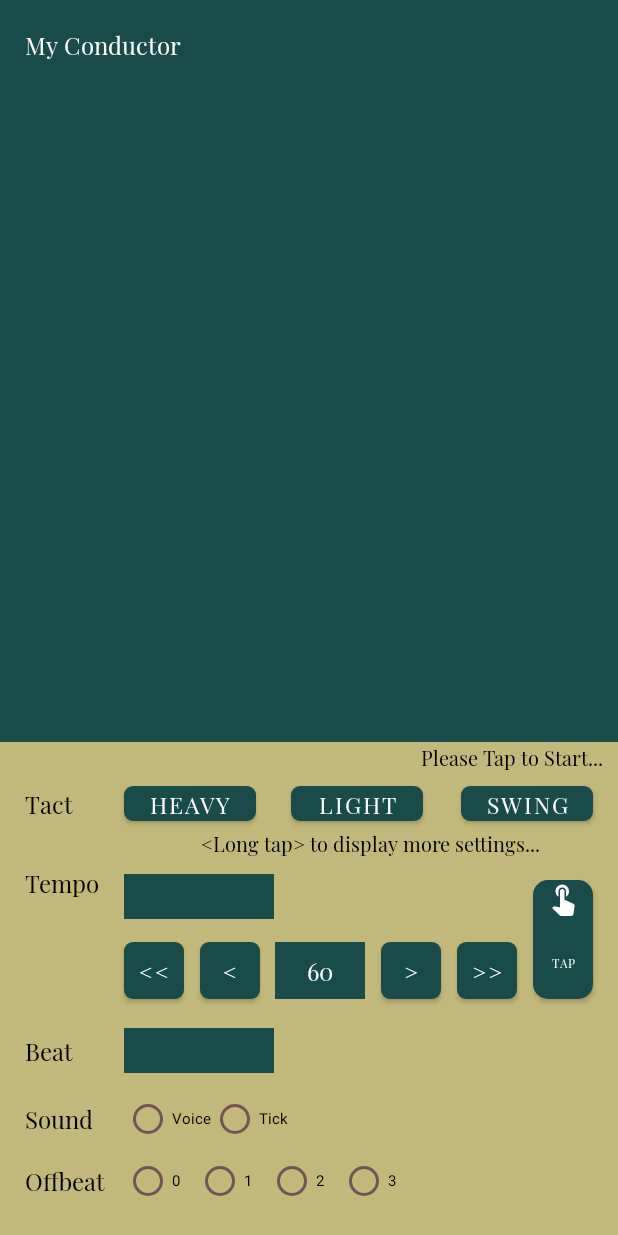
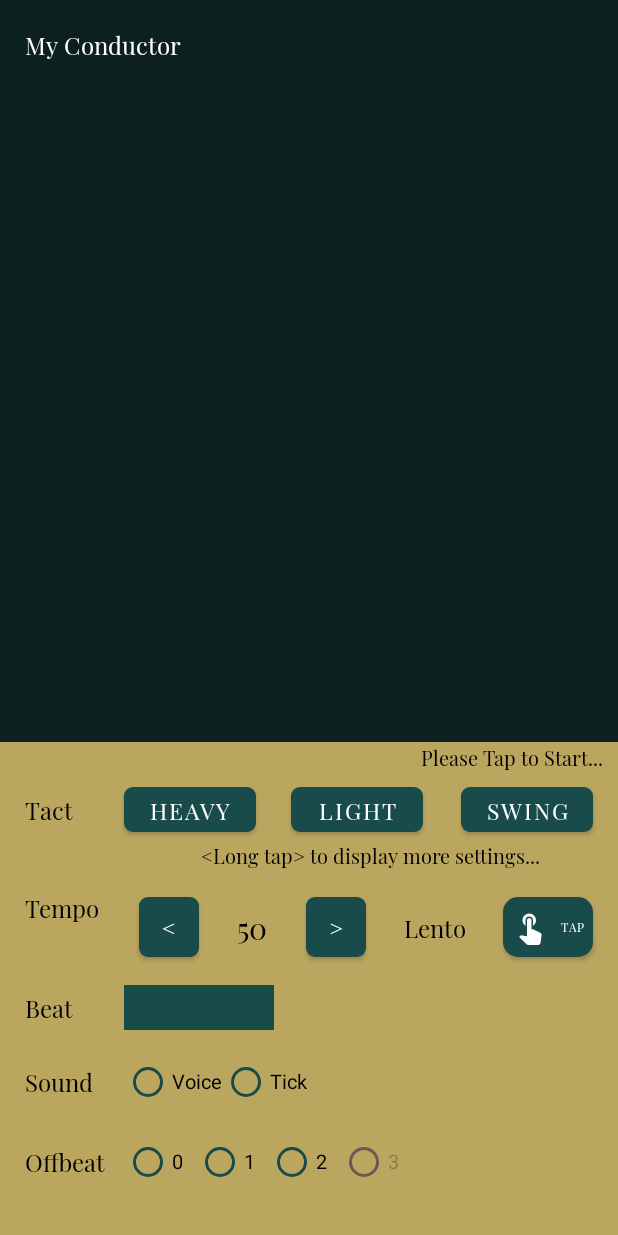
Before and after one commit to HaruoAmano/MyConductor, an Android app: the layout activity_main.xml on its own in the app's theme, with its tools: preview values and no code run, on a phone screen of 412 x 824 dp. Run offline under Robolectric (Android 15) with nearby library versions, the phone set to English and light mode, and no system bars.

Commit message:
レイアウトおよびカラー調整 UtilでsurfaceViewのtop marginを設定

```diff
--- a/app/src/main/java/music/elsystem/myconductor/Common.kt
+++ b/app/src/main/java/music/elsystem/myconductor/Common.kt
@@ -17,10 +17,10 @@ object Common {
     var rhythm = 4
     var bmpBeat: Bitmap? = null
 
-    var tempo = 60
+    var tempo = 50
     var voice = SoundName.Voice.name
     var dotSize = 15.0f
-    var motionYMultiplier = 1.0
+    var motionYMultiplier = 2.0
     //裏拍のドットサイズ
     var offbeatDotSizeHeavy = 0.85f
     var offbeatDotSizeSwing = 1.0f
--- a/app/src/main/java/music/elsystem/myconductor/settings/HeavySettingActivity.kt
+++ b/app/src/main/java/music/elsystem/myconductor/settings/HeavySettingActivity.kt
@@ -108,7 +108,7 @@ class HeavySettingActivity : AppCompatActivity() {
         bd.sbTempo.setOnSeekBarChangeListener(object : SeekBar.OnSeekBarChangeListener {
             override fun onStartTrackingTouch(seekBar: SeekBar) {}
             override fun onProgressChanged(seekBar: SeekBar, progress: Int, fromUser: Boolean) {
-                bd.tvTempo.setText(progress.toString())
+                bd.tvDispTempo.setText(progress.toString())
                 tempo = progress
             }
 
@@ -119,7 +119,7 @@ class HeavySettingActivity : AppCompatActivity() {
             }
         })
         //テンポ・テキストビューにtempoを設定
-        bd.tvTempo.text = tempo.toString()
+        bd.tvDispTempo.text = tempo.toString()
         //サウンド・ボリューム***********************************************
         //表拍
         //プログレス設定
--- a/app/src/main/java/music/elsystem/myconductor/settings/LightSettingActivity.kt
+++ b/app/src/main/java/music/elsystem/myconductor/settings/LightSettingActivity.kt
@@ -90,7 +90,7 @@ class LightSettingActivity : AppCompatActivity() {
         bd.sbTempo.setOnSeekBarChangeListener(object : SeekBar.OnSeekBarChangeListener {
             override fun onStartTrackingTouch(seekBar: SeekBar) {}
             override fun onProgressChanged(seekBar: SeekBar, progress: Int, fromUser: Boolean) {
-                bd.tvTempo.setText(progress.toString())
+                bd.tvDispTempo.setText(progress.toString())
                 tempo = progress
             }
 
@@ -101,7 +101,7 @@ class LightSettingActivity : AppCompatActivity() {
             }
         })
         //テンポ・テキストビューにtempoを設定
-        bd.tvTempo.text = tempo.toString()
+        bd.tvDispTempo.text = tempo.toString()
         //サウンド・ボリューム***********************************************
         //表拍
         //プログレス設定
--- a/app/src/main/java/music/elsystem/myconductor/settings/SwingSettingActivity.kt
+++ b/app/src/main/java/music/elsystem/myconductor/settings/SwingSettingActivity.kt
@@ -111,7 +111,7 @@ class SwingSettingActivity : AppCompatActivity() {
         bd.sbTempo.setOnSeekBarChangeListener(object : SeekBar.OnSeekBarChangeListener {
             override fun onStartTrackingTouch(seekBar: SeekBar) {}
             override fun onProgressChanged(seekBar: SeekBar, progress: Int, fromUser: Boolean) {
-                bd.tvTempo.setText(progress.toString())
+                bd.tvDispTempo.setText(progress.toString())
                 tempo = progress
             }
 
@@ -122,7 +122,7 @@ class SwingSettingActivity : AppCompatActivity() {
             }
         })
         //テンポ・テキストビューにtempoを設定
-        bd.tvTempo.text = tempo.toString()
+        bd.tvDispTempo.text = tempo.toString()
         //サウンド・ボリューム***********************************************
         //表拍
         //プログレス設定
--- a/app/src/main/res/layout/activity_heavy_setting.xml
+++ b/app/src/main/res/layout/activity_heavy_setting.xml
@@ -144,7 +144,7 @@
             android:layout_width="match_parent"
             android:layout_height="wrap_content"
             android:min="50"
-            android:max="300"
+            android:max="200"
             />
     </FrameLayout>
     <TextView
@@ -303,7 +303,7 @@
 
     <TextView
         style="@style/ItemTitle"
-        android:id="@+id/tv_tempo"
+        android:id="@+id/tv_disp_tempo"
         android:layout_width="40dp"
         android:layout_height="40dp"
         android:text="0"
--- a/app/src/main/res/layout/activity_light_setting.xml
+++ b/app/src/main/res/layout/activity_light_setting.xml
@@ -280,7 +280,7 @@
 
     <TextView
         style="@style/ItemTitle"
-        android:id="@+id/tv_tempo"
+        android:id="@+id/tv_disp_tempo"
         android:layout_width="40dp"
         android:layout_height="40dp"
         android:text="0"
--- a/app/src/main/res/layout/activity_main.xml
+++ b/app/src/main/res/layout/activity_main.xml
@@ -33,42 +33,42 @@
         android:layout_width="wrap_content"
         android:layout_height="wrap_content"
         android:orientation="horizontal"
-        app:layout_constraintGuide_percent="0.67" />
+        app:layout_constraintGuide_percent="0.68" />
 
     <androidx.constraintlayout.widget.Guideline
         android:id="@+id/guideline_h_uiline2"
         android:layout_width="wrap_content"
         android:layout_height="wrap_content"
         android:orientation="horizontal"
-        app:layout_constraintGuide_percent="0.7" />
+        app:layout_constraintGuide_percent="0.72" />
 
     <androidx.constraintlayout.widget.Guideline
         android:id="@+id/guideline_h_uiline2_2"
         android:layout_width="wrap_content"
         android:layout_height="wrap_content"
         android:orientation="horizontal"
-        app:layout_constraintGuide_percent="0.75" />
+        app:layout_constraintGuide_percent="0.78" />
 
     <androidx.constraintlayout.widget.Guideline
         android:id="@+id/guideline_h_uiline3"
         android:layout_width="wrap_content"
         android:layout_height="wrap_content"
         android:orientation="horizontal"
-        app:layout_constraintGuide_percent="0.82" />
+        app:layout_constraintGuide_percent="0.78" />
 
     <androidx.constraintlayout.widget.Guideline
         android:id="@+id/guideline_h_uiline4"
         android:layout_width="wrap_content"
         android:layout_height="wrap_content"
         android:orientation="horizontal"
-        app:layout_constraintGuide_percent="0.88" />
+        app:layout_constraintGuide_percent="0.85" />
 
     <androidx.constraintlayout.widget.Guideline
         android:id="@+id/guideline_h_uiline5"
         android:layout_width="wrap_content"
         android:layout_height="wrap_content"
         android:orientation="horizontal"
-        app:layout_constraintGuide_percent="0.93" />
+        app:layout_constraintGuide_percent="0.9" />
 
     <androidx.constraintlayout.widget.Guideline
         android:id="@+id/guideline_h_uiline6"
@@ -119,13 +119,25 @@
         android:orientation="vertical"
         app:layout_constraintGuide_percent="0.96" />
 
-    <TextView
-        android:layout_width="match_parent"
+    <LinearLayout
+        android:id="@+id/layoutGlSurfaceView"
+        android:layout_width="0dp"
         android:layout_height="0dp"
         android:background="@color/screen_back"
-        app:layout_constraintBottom_toBottomOf="@id/guideline_h_surfaceiew_top"
-        app:layout_constraintTop_toTopOf="parent" />
+        android:orientation="vertical"
+        app:layout_constraintBottom_toBottomOf="@id/guideline_h_surfaceiew_bottom"
+        app:layout_constraintEnd_toEndOf="parent"
+        app:layout_constraintStart_toStartOf="parent"
+        app:layout_constraintTop_toTopOf="parent"></LinearLayout>
 
+    <FrameLayout
+        android:layout_width="0dp"
+        android:layout_height="0dp"
+        android:background="@color/ui_back"
+        app:layout_constraintBottom_toBottomOf="parent"
+        app:layout_constraintEnd_toEndOf="parent"
+        app:layout_constraintStart_toStartOf="parent"
+        app:layout_constraintTop_toTopOf="@id/guideline_h_surfaceiew_bottom"></FrameLayout>
     <TextView
         android:layout_width="wrap_content"
         android:layout_height="0dp"
@@ -137,27 +149,6 @@
         app:layout_constraintBottom_toBottomOf="@id/guideline_h_surfaceiew_top"
         app:layout_constraintStart_toStartOf="@id/guidelineV1"
         app:layout_constraintTop_toTopOf="parent" />
-
-    <LinearLayout
-        android:id="@+id/layoutGlSurfaceView"
-        android:layout_width="0dp"
-        android:layout_height="0dp"
-        android:background="@color/screen_back"
-        android:orientation="vertical"
-        app:layout_constraintBottom_toBottomOf="@id/guideline_h_surfaceiew_bottom"
-        app:layout_constraintEnd_toEndOf="parent"
-        app:layout_constraintStart_toStartOf="parent"
-        app:layout_constraintTop_toTopOf="@id/guideline_h_surfaceiew_top"></LinearLayout>
-
-    <FrameLayout
-        android:layout_width="0dp"
-        android:layout_height="0dp"
-        android:background="@color/ui_back"
-        app:layout_constraintBottom_toBottomOf="parent"
-        app:layout_constraintEnd_toEndOf="parent"
-        app:layout_constraintStart_toStartOf="parent"
-        app:layout_constraintTop_toTopOf="@id/guideline_h_surfaceiew_bottom"></FrameLayout>
-
     <TextView
         android:id="@+id/tv_view_cap"
         style="@style/caption"
@@ -221,108 +212,79 @@
         app:layout_constraintStart_toStartOf="@id/guidelineV1"
         app:layout_constraintTop_toTopOf="@+id/guideline_h_uiline2" />
 
-    <Spinner
-        android:id="@+id/spn_tempo_sign"
-        style="@style/spinner"
-        android:layout_width="100dp"
-        android:layout_height="30dp"
-        android:background="@color/button"
-        app:layout_constraintBottom_toTopOf="@+id/guideline_h_uiline2_2"
-        app:layout_constraintStart_toStartOf="@id/guidelineV2"
-        app:layout_constraintTop_toTopOf="@+id/guideline_h_uiline2" />
-
-
     <com.google.android.material.button.MaterialButton
-        android:id="@+id/btn_tempo_mm"
+        android:id="@+id/btn_tempo_minus"
         style="@style/Material.RadiusButton"
         android:layout_width="40dp"
         android:layout_height="0dp"
-        android:insetTop="10dp"
-        android:insetBottom="10dp"
+        android:insetTop="5dp"
+        android:insetBottom="5dp"
         android:padding="0dp"
-        android:text="@string/lower"
-        app:layout_constraintBottom_toBottomOf="@+id/guideline_h_uiline3"
-        app:layout_constraintEnd_toStartOf="@+id/btn_tempo_m1"
+        android:layout_marginLeft="10dp"
+        android:text="@string/tinyLower"
         app:layout_constraintHorizontal_chainStyle="spread_inside"
-        app:layout_constraintStart_toStartOf="@+id/guidelineV2"
-        app:layout_constraintTop_toTopOf="@+id/guideline_h_uiline2_2" />
+        app:layout_constraintEnd_toStartOf="@+id/tv_tempo"
+        app:layout_constraintStart_toStartOf="@id/guidelineV2"
+        app:layout_constraintTop_toTopOf="@+id/guideline_h_uiline2"
+        app:layout_constraintBottom_toTopOf="@+id/guideline_h_uiline2_2"
+        />
+
+    <TextView
+        android:id="@+id/tv_tempo"
+        style="@style/ItemTitle"
+        android:layout_width="60dp"
+        android:layout_height="0dp"
+        android:gravity="center"
+        android:text="50"
+        android:textSize="20sp"
+        android:padding="0dp"
+        android:layout_marginTop="0dp"
+        android:layout_marginBottom="0dp"
+        android:textColor="@color/black"
+        app:layout_constraintHorizontal_bias="0.5"
+        app:layout_constraintHorizontal_chainStyle="spread_inside"
+        app:layout_constraintEnd_toStartOf="@+id/btn_tempo_plus"
+        app:layout_constraintStart_toEndOf="@id/btn_tempo_minus"
+        app:layout_constraintTop_toTopOf="@+id/guideline_h_uiline2"
+        app:layout_constraintBottom_toTopOf="@+id/guideline_h_uiline2_2"
+        />
 
     <com.google.android.material.button.MaterialButton
-        android:id="@+id/btn_tempo_m1"
+        android:id="@+id/btn_tempo_plus"
         style="@style/Material.RadiusButton"
         android:layout_width="40dp"
         android:layout_height="0dp"
-        android:insetTop="10dp"
-        android:insetBottom="10dp"
-        android:padding="0dp"
-        android:text="@string/tinyLower"
-        app:layout_constraintHorizontal_bias="0.5"
-        app:layout_constraintHorizontal_chainStyle="spread_inside"
-        app:layout_constraintEnd_toStartOf="@+id/et_tempo"
-        app:layout_constraintStart_toEndOf="@+id/btn_tempo_mm"
-        app:layout_constraintTop_toTopOf="@+id/guideline_h_uiline2_2"
-        app:layout_constraintBottom_toBottomOf="@+id/guideline_h_uiline3"
-        />
-
-    <EditText
-        android:id="@+id/et_tempo"
-        style="@style/ItemTitle"
-        android:layout_width="60dp"
-        android:layout_height="0dp"
-        android:background="@color/button"
-        android:gravity="center"
-        android:text="60"
-        android:enabled="false"
-        android:layout_marginTop="10dp"
-        android:layout_marginBottom="10dp"
-        android:textColor="@color/white"
-        app:layout_constraintHorizontal_bias="0.5"
-        app:layout_constraintHorizontal_chainStyle="spread_inside"
-        app:layout_constraintEnd_toStartOf="@+id/btn_tempo_p1"
-        app:layout_constraintStart_toEndOf="@id/btn_tempo_m1"
-        app:layout_constraintTop_toTopOf="@+id/guideline_h_uiline2_2"
-        app:layout_constraintBottom_toTopOf="@+id/guideline_h_uiline3"
-        />
-
-    <com.google.android.material.button.MaterialButton
-        android:id="@+id/btn_tempo_p1"
-        style="@style/Material.RadiusButton"
-        android:layout_width="40dp"
-        android:layout_height="0dp"
-        android:insetTop="10dp"
-        android:insetBottom="10dp"
+        android:insetTop="5dp"
+        android:insetBottom="5dp"
         android:padding="0dp"
         android:text="@string/tinyHigher"
         app:layout_constraintHorizontal_bias="0.5"
         app:layout_constraintHorizontal_chainStyle="spread_inside"
-        app:layout_constraintEnd_toStartOf="@+id/btn_tempo_pp"
-        app:layout_constraintStart_toEndOf="@id/et_tempo"
-        app:layout_constraintTop_toTopOf="@+id/guideline_h_uiline2_2"
-        app:layout_constraintBottom_toBottomOf="@+id/guideline_h_uiline3"
+        app:layout_constraintEnd_toStartOf="@+id/tv_tempo_sign"
+        app:layout_constraintStart_toEndOf="@id/tv_tempo"
+        app:layout_constraintTop_toTopOf="@+id/guideline_h_uiline2"
+        app:layout_constraintBottom_toTopOf="@+id/guideline_h_uiline2_2"
         />
-
-    <com.google.android.material.button.MaterialButton
-        android:id="@+id/btn_tempo_pp"
-        style="@style/Material.RadiusButton"
-        android:layout_width="40dp"
-        android:layout_height="0dp"
-        android:insetTop="10dp"
-        android:insetBottom="10dp"
-        android:padding="0dp"
-        android:text="@string/higher"
+    <TextView
+        android:id="@+id/tv_tempo_sign"
+        style="@style/ItemTitle"
+        android:layout_width="80dp"
+        android:layout_height="30dp"
+        android:text="Lento"
+        android:gravity="center"
         app:layout_constraintHorizontal_bias="0.5"
         app:layout_constraintHorizontal_chainStyle="spread_inside"
-        app:layout_constraintEnd_toStartOf="@+id/btnTap"
-        app:layout_constraintStart_toEndOf="@id/btn_tempo_p1"
-        app:layout_constraintTop_toTopOf="@+id/guideline_h_uiline2_2"
-        app:layout_constraintBottom_toBottomOf="@+id/guideline_h_uiline3"
+        app:layout_constraintEnd_toStartOf="@id/btnTap"
+        app:layout_constraintStart_toEndOf="@id/btn_tempo_plus"
+        app:layout_constraintTop_toTopOf="@+id/guideline_h_uiline2"
+        app:layout_constraintBottom_toTopOf="@+id/guideline_h_uiline2_2"
         />
     <com.google.android.material.button.MaterialButton
         android:id="@+id/btnTap"
-        android:layout_width="40dp"
+        android:layout_width="60dp"
         android:layout_height="0dp"
-        android:insetTop="10dp"
-        android:insetBottom="10dp"
+        android:insetTop="5dp"
+        android:insetBottom="5dp"
         android:padding="0dp"
         app:icon="@drawable/ic_baseline_touch_app_24"
         android:text="Tap"
@@ -330,11 +292,13 @@
         android:fontFamily="@font/playfair"
         app:backgroundTint="@color/button"
         app:cornerRadius="10dp"
-        app:iconGravity="top"
+        app:iconGravity="textStart"
+        app:layout_constraintHorizontal_bias="0.5"
+        app:layout_constraintHorizontal_chainStyle="spread_inside"
         app:layout_constraintEnd_toEndOf="@id/guidelineV6"
-        app:layout_constraintStart_toEndOf="@id/btn_tempo_pp"
+        app:layout_constraintStart_toEndOf="@id/tv_tempo_sign"
         app:layout_constraintTop_toTopOf="@+id/guideline_h_uiline2"
-        app:layout_constraintBottom_toBottomOf="@+id/guideline_h_uiline3"
+        app:layout_constraintBottom_toTopOf="@+id/guideline_h_uiline2_2"
         />
 
     <TextView
@@ -390,17 +354,17 @@
             android:id="@+id/rb_voice"
             android:layout_width="wrap_content"
             android:layout_height="match_parent"
-            android:buttonTint="@color/secondary"
+            android:buttonTint="@color/button"
             android:text="Voice"
-            android:textSize="10sp" />
+            android:textSize="13sp" />
 
         <RadioButton
             android:id="@+id/rb_click"
             android:layout_width="wrap_content"
             android:layout_height="match_parent"
-            android:buttonTint="@color/secondary"
+            android:buttonTint="@color/button"
             android:text="Tick"
-            android:textSize="10sp" />
+            android:textSize="13sp" />
     </RadioGroup>
 
     <TextView
@@ -427,25 +391,25 @@
             android:id="@+id/rb_none"
             android:layout_width="wrap_content"
             android:layout_height="match_parent"
-            android:buttonTint="@color/secondary"
+            android:buttonTint="@color/button"
             android:text="0"
-            android:textSize="10sp" />
+            android:textSize="13sp" />
 
         <RadioButton
             android:id="@+id/rb_two"
             android:layout_width="wrap_content"
             android:layout_height="match_parent"
-            android:buttonTint="@color/secondary"
+            android:buttonTint="@color/button"
             android:text="1"
-            android:textSize="10sp" />
+            android:textSize="13sp" />
 
         <RadioButton
             android:id="@+id/rb_three"
             android:layout_width="wrap_content"
             android:layout_height="match_parent"
-            android:buttonTint="@color/secondary"
+            android:buttonTint="@color/button"
             android:text="2"
-            android:textSize="10sp" />
+            android:textSize="13sp" />
 
         <RadioButton
             android:id="@+id/rb_four"
@@ -453,7 +417,8 @@
             android:layout_height="match_parent"
             android:buttonTint="@color/secondary"
             android:text="3"
-            android:textSize="10sp" />
+            android:textSize="13sp"
+            android:enabled="false"/>
     </RadioGroup>
 
 
--- a/app/src/main/res/layout/activity_swing_setting.xml
+++ b/app/src/main/res/layout/activity_swing_setting.xml
@@ -279,7 +279,7 @@
 
     <TextView
         style="@style/ItemTitle"
-        android:id="@+id/tv_tempo"
+        android:id="@+id/tv_disp_tempo"
         android:layout_width="40dp"
         android:layout_height="40dp"
         android:text="0"
--- a/app/src/main/res/values/colors.xml
+++ b/app/src/main/res/values/colors.xml
@@ -7,8 +7,8 @@
     <color name="teal_700">#FF018786</color>
     <color name="black">#FF000000</color>
     <color name="white">#FFFFFFFF</color>
-    <color name="screen_back">#194B4B</color>
-    <color name="ui_back">#C3B87B</color>
+    <color name="screen_back">#0C2020</color>
+    <color name="ui_back">#BAA65F</color>
     <color name="button">#194B4B</color>
     <color name="button_pale">#598181</color>
     <color name="secondary">#735356</color>
--- a/app/src/main/res/values/styles.xml
+++ b/app/src/main/res/values/styles.xml
@@ -19,8 +19,10 @@
     <style name="Material.RadiusButton" parent="Widget.MaterialComponents.Button">
         <item name="backgroundTint">@color/button</item>
         <item name="rippleColor">@color/teal_200</item>
-        <item name="android:layout_height">35dp</item>
+        <item name="android:layout_height">30dp</item>
         <item name="android:layout_width">wrap_content</item>
+        <item name="android:insetTop">0dp</item>
+        <item name="android:insetBottom">0dp</item>
         <item name="cornerRadius">6dp</item>
         <item name="android:textSize">15sp</item>
         <item name="fontFamily">@font/playfair_regular</item>
--- a/app/src/main/res/values/themes.xml
+++ b/app/src/main/res/values/themes.xml
@@ -6,8 +6,8 @@
         <item name="colorPrimaryVariant">@color/purple_700</item>
         <item name="colorOnPrimary">@color/white</item>
         <!-- Secondary brand color. -->
-        <item name="colorSecondary">@color/secondary</item>
-        <item name="colorSecondaryVariant">@color/secondary</item>
+        <item name="colorSecondary">@color/screen_back</item>
+        <item name="colorSecondaryVariant">@color/screen_back</item>
         <item name="colorOnSecondary">@color/black</item>
         <!-- Status bar color. -->
         <item name="android:statusBarColor" tools:targetApi="l">?attr/colorPrimaryVariant</item>
```
Also changed, not shown: app/src/main/java/music/elsystem/myconductor/MainActivity.kt (+76 -107 lines), app/src/main/java/music/elsystem/myconductor/TapOnClickListener.kt (+17 -5 lines), app/src/main/java/music/elsystem/myconductor/Util.kt (+16 -31 lines), app/src/main/java/music/elsystem/myconductor/surfaceview/dotSurfaceview/GlRenderer.kt (+29 -26 lines).
